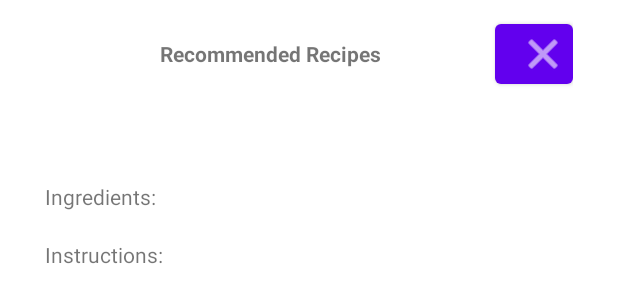
After one commit to emilyathomas/MyPantry-Mobile-App, an Android app: the layout meal_recommendations.xml on its own in the app's theme, with its tools: preview values and no code run, on a phone screen of 412 x 824 dp. The commit adds this screen. Shown: the top 303 px of the screen. Run offline under Robolectric (Android 15) with nearby library versions, the phone set to English and light mode, and no system bars.

Commit message:
Minor fixes & Meal Recommendation menu

```diff
--- /dev/null
+++ b/app/src/main/res/layout/meal_recommendations.xml
@@ -0,0 +1,74 @@
+<?xml version="1.0" encoding="utf-8"?>
+<LinearLayout xmlns:android="http://schemas.android.com/apk/res/android"
+    xmlns:app="http://schemas.android.com/apk/res-auto"
+    xmlns:tools="http://schemas.android.com/tools"
+    android:layout_width="match_parent"
+    android:layout_height="wrap_content"
+    android:layout_marginLeft="30dp"
+    android:layout_marginRight="30dp"
+    android:orientation="vertical"
+    android:paddingTop="10dp"
+    android:paddingBottom="10dp">
+
+    <LinearLayout
+        android:layout_width="match_parent"
+        android:layout_height="match_parent"
+        android:orientation="horizontal">
+
+        <TextView
+            android:id="@+id/textView8"
+            android:layout_width="300dp"
+            android:layout_height="wrap_content"
+            android:gravity="center_horizontal"
+            android:text="@string/recipe_rec"
+            android:textStyle="bold" />
+
+        <Button
+            android:id="@+id/close_recipe"
+            android:layout_width="wrap_content"
+            android:layout_height="wrap_content"
+            android:contentDescription="close"
+            app:icon="@android:drawable/ic_menu_close_clear_cancel" />
+    </LinearLayout>
+
+    <Space
+        android:layout_width="match_parent"
+        android:layout_height="20dp" />
+
+    <ImageView
+        android:id="@+id/recipeImage"
+        android:layout_width="wrap_content"
+        android:layout_height="wrap_content" />
+
+    <Space
+        android:layout_width="match_parent"
+        android:layout_height="20dp" />
+
+    <TextView
+        android:id="@+id/recipeName"
+        android:layout_width="match_parent"
+        android:layout_height="wrap_content" />
+
+    <TextView
+        android:id="@+id/textView9"
+        android:layout_width="match_parent"
+        android:layout_height="wrap_content"
+        android:text="@string/recipe_ingredients" />
+
+    <TextView
+        android:id="@+id/recipeIngredients"
+        android:layout_width="match_parent"
+        android:layout_height="wrap_content" />
+
+    <TextView
+        android:id="@+id/textView10"
+        android:layout_width="match_parent"
+        android:layout_height="wrap_content"
+        android:text="@string/recipe_instructions" />
+
+    <TextView
+        android:id="@+id/recipeInstructions"
+        android:layout_width="match_parent"
+        android:layout_height="wrap_content" />
+
+</LinearLayout>
--- a/app/src/main/res/layout/sort_by.xml
+++ b/app/src/main/res/layout/sort_by.xml
@@ -22,6 +22,7 @@
             android:id="@+id/close_sort"
             android:layout_width="wrap_content"
             android:layout_height="wrap_content"
+            android:contentDescription="close"
             app:icon="@android:drawable/ic_menu_close_clear_cancel" />
     </LinearLayout>
 
--- a/app/src/main/res/values/strings.xml
+++ b/app/src/main/res/values/strings.xml
@@ -17,4 +17,7 @@
     <string name="sort_exp_date">Expiration Date</string>
     <string name="sort_quantity">Quantity</string>
     <string name="sort_location">Location</string>
+    <string name="recipe_rec">Recommended Recipes</string>
+    <string name="recipe_ingredients">Ingredients:</string>
+    <string name="recipe_instructions">Instructions:</string>
 </resources>
```
Also changed, not shown: app/src/main/res/layout/add_grocery_item.xml (+11 -7 lines), app/src/main/res/layout/add_pantry_item.xml (+16 -11 lines).
